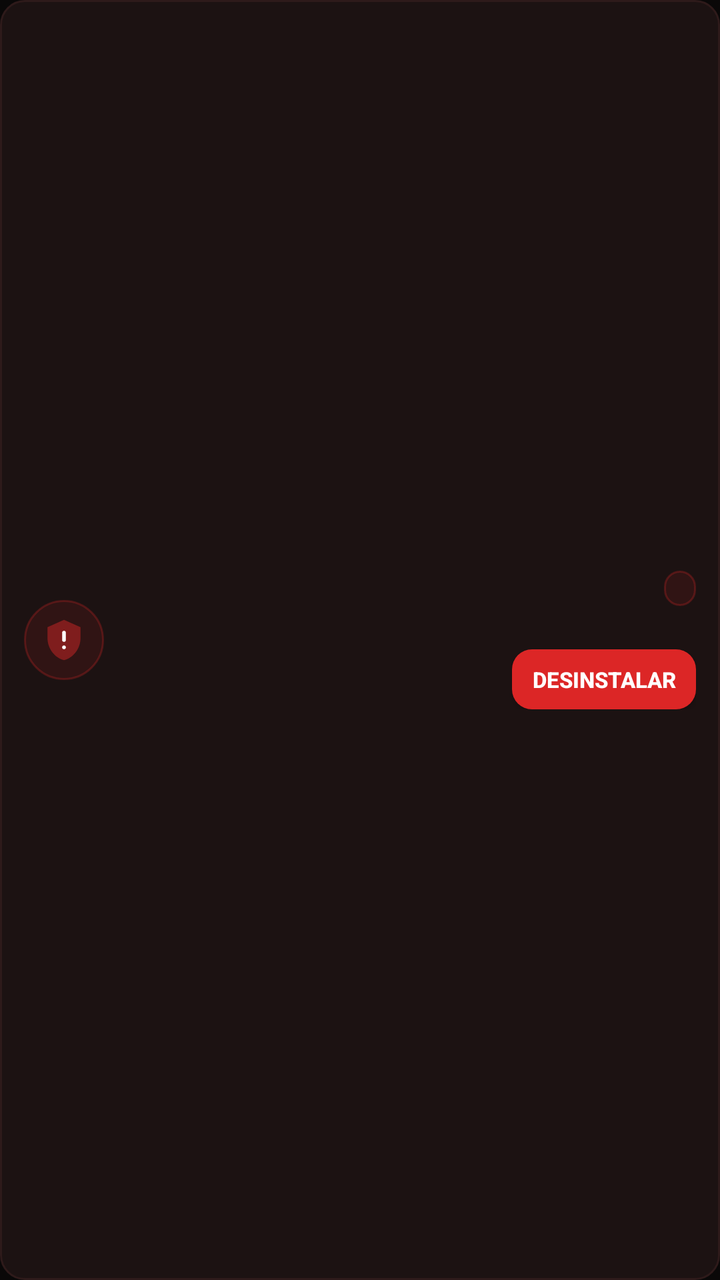
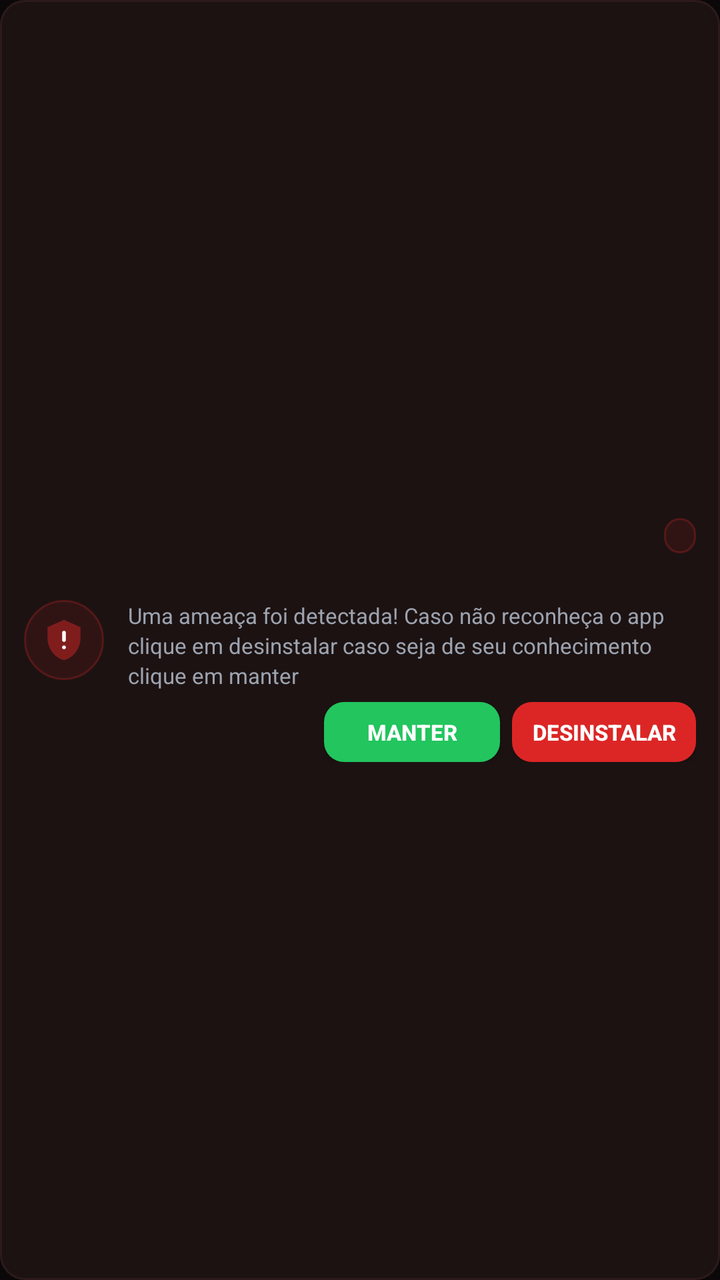

The first picture is an Android layout as it rendered before a commit; the second is the same layout after the commit. The layout source and the unified diff follow.
<!-- AndroidManifest.xml: application theme Theme.MAGuardian -->
<!-- res/layout/item_threat.xml -->
<?xml version="1.0" encoding="utf-8"?>
<LinearLayout xmlns:android="http://schemas.android.com/apk/res/android"
    xmlns:app="http://schemas.android.com/apk/res-auto"
    android:layout_width="match_parent"
    android:layout_height="wrap_content"
    android:orientation="horizontal"
    android:background="@drawable/card_background"
    android:padding="12dp"
    android:gravity="center_vertical"
    android:layout_marginBottom="8dp">

    
    <FrameLayout
        android:layout_width="40dp"
        android:layout_height="40dp"
        android:background="@drawable/badge_danger"
        android:layout_marginEnd="12dp">

        <ImageView
            android:layout_width="22dp"
            android:layout_height="22dp"
            android:layout_gravity="center"
            android:src="@drawable/ic_shield_alert"
            android:contentDescription="Ameaça" />
    </FrameLayout>

    
    <LinearLayout
        android:layout_width="0dp"
        android:layout_height="wrap_content"
        android:layout_weight="1"
        android:orientation="vertical">

        <LinearLayout
            android:layout_width="match_parent"
            android:layout_height="wrap_content"
            android:orientation="horizontal"
            android:gravity="center_vertical">

            <TextView
                android:id="@+id/tvThreatName"
                android:layout_width="0dp"
                android:layout_height="wrap_content"
                android:layout_weight="1"
                android:textColor="@color/text_primary"
                android:textSize="13sp"
                android:textStyle="bold"
                android:maxLines="1"
                android:ellipsize="end" />

            <TextView
                android:id="@+id/tvThreatSeverity"
                android:layout_width="wrap_content"
                android:layout_height="wrap_content"
                android:textColor="@color/danger"
                android:textSize="10sp"
                android:textStyle="bold"
                android:background="@drawable/badge_danger"
                android:paddingStart="8dp"
                android:paddingEnd="8dp"
                android:paddingTop="2dp"
                android:paddingBottom="2dp"
                android:layout_marginStart="6dp" />
        </LinearLayout>

        <TextView
            android:id="@+id/tvThreatPackage"
            android:layout_width="match_parent"
            android:layout_height="wrap_content"
            android:textColor="@color/text_muted"
            android:textSize="10sp"
            android:maxLines="1"
            android:ellipsize="end"
            android:layout_marginTop="2dp" />

        <LinearLayout
            android:layout_width="match_parent"
            android:layout_height="wrap_content"
            android:orientation="horizontal"
            android:gravity="center_vertical"
            android:layout_marginTop="6dp">

            <TextView
                android:id="@+id/tvThreatType"
                android:layout_width="0dp"
                android:layout_height="wrap_content"
                android:layout_weight="1"
                android:textColor="@color/text_secondary"
                android:textSize="10sp" />

            <Button
                android:id="@+id/btnUninstall"
                android:layout_width="wrap_content"
                android:layout_height="30dp"
                android:text="Desinstalar"
                android:textColor="@color/white"
                android:textStyle="bold"
                android:textSize="11sp"
                android:background="@drawable/btn_primary"
                app:backgroundTint="@null"
                android:paddingStart="10dp"
                android:paddingEnd="10dp" />
        </LinearLayout>
    </LinearLayout>

</LinearLayout>
<!-- resources referenced by this layout -->
<resources>
  <color name="danger">#DC2626</color>
  <color name="text_muted">#6B7280</color>
  <color name="text_primary">#E8E8E8</color>
  <color name="text_secondary">#9CA3AF</color>
  <color name="white">#FFFFFF</color>
  <!-- drawable badge_danger (drawable) -->
  <?xml version="1.0" encoding="utf-8"?>
  <shape xmlns:android="http://schemas.android.com/apk/res/android"
      android:shape="rectangle">
      <solid android:color="#1ADC2626" />
      <stroke android:width="1dp" android:color="#44DC2626" />
      <corners android:radius="20dp" />
  </shape>
  <!-- drawable btn_primary (drawable) -->
  <?xml version="1.0" encoding="utf-8"?>
  <shape xmlns:android="http://schemas.android.com/apk/res/android"
      android:shape="rectangle">
      <solid android:color="#DC2626" />
      <corners android:radius="10dp" />
  </shape>
  <!-- drawable card_background (drawable) -->
  <?xml version="1.0" encoding="utf-8"?>
  <shape xmlns:android="http://schemas.android.com/apk/res/android"
      android:shape="rectangle">
      <solid android:color="#1C1212" />
      <corners android:radius="12dp" />
      <stroke android:width="1dp" android:color="#2E1A1A" />
  </shape>
  <!-- drawable ic_shield_alert (drawable) -->
  <?xml version="1.0" encoding="utf-8"?>
  <vector xmlns:android="http://schemas.android.com/apk/res/android"
      android:width="24dp"
      android:height="24dp"
      android:viewportWidth="24"
      android:viewportHeight="24">
      <path
          android:fillColor="#7F1D1D"
          android:pathData="M12,1L3,5v6c0,5.55 3.84,10.74 9,12 5.16,-1.26 9,-6.45 9,-12V5L12,1z" />
      <path
          android:fillColor="#FFFFFF"
          android:pathData="M12,8v4M12,16h0.01"
          android:strokeColor="#FFFFFF"
          android:strokeWidth="2"
          android:strokeLineCap="round"
          android:strokeLineJoin="round" />
  </vector>
  <style name="Theme.MAGuardian" parent="Theme.MaterialComponents.DayNight.DarkActionBar">
          <item name="colorPrimary">@color/primary</item>
          <item name="colorPrimaryVariant">@color/primary_dark</item>
          <item name="colorOnPrimary">@color/white</item>
          <item name="colorSecondary">@color/gold</item>
          <item name="colorSecondaryVariant">@color/gold_dark</item>
          <item name="colorOnSecondary">@color/white</item>
          <item name="android:windowBackground">@color/background_dark</item>
          <item name="android:colorBackground">@color/background_dark</item>
          <item name="android:statusBarColor">@android:color/transparent</item>
          <item name="android:navigationBarColor">@android:color/transparent</item>
          <item name="android:enforceStatusBarContrast">false</item>
          <item name="android:enforceNavigationBarContrast">false</item>
          <item name="windowActionBar">false</item>
          <item name="windowNoTitle">true</item>
          
          <item name="materialButtonStyle">@style/Widget.AppCompat.Button</item>
          <item name="materialButtonOutlinedStyle">@style/Widget.AppCompat.Button</item>
      </style>
  <color name="primary">#DC2626</color>
  <color name="primary_dark">#B91C1C</color>
  <color name="gold">#F59E0B</color>
  <color name="gold_dark">#D97706</color>
  <color name="background_dark">#0A0808</color>
</resources>

<!-- the commit's change to res/layout/item_threat.xml (unified diff, before → after) -->
@@ -73,6 +73,15 @@
             android:ellipsize="end"
             android:layout_marginTop="2dp" />
 
+        <TextView
+            android:layout_width="match_parent"
+            android:layout_height="wrap_content"
+            android:layout_marginTop="8dp"
+            android:text="Uma ameaça foi detectada! Caso não reconheça o app clique em desinstalar caso seja de seu conhecimento clique em manter"
+            android:textColor="@color/text_secondary"
+            android:textSize="11sp"
+            android:lineSpacingExtra="2dp" />
+
         <LinearLayout
             android:layout_width="match_parent"
             android:layout_height="wrap_content"
@@ -87,6 +96,20 @@
                 android:layout_weight="1"
                 android:textColor="@color/text_secondary"
                 android:textSize="10sp" />
+
+            <Button
+                android:id="@+id/btnKeep"
+                android:layout_width="wrap_content"
+                android:layout_height="30dp"
+                android:layout_marginEnd="6dp"
+                android:text="Manter"
+                android:textColor="@color/white"
+                android:textStyle="bold"
+                android:textSize="11sp"
+                android:background="@drawable/btn_keep"
+                app:backgroundTint="@null"
+                android:paddingStart="10dp"
+                android:paddingEnd="10dp" />
 
             <Button
                 android:id="@+id/btnUninstall"
<!-- resource entries referenced after the edit -->
@@ -12,6 +12,13 @@
       <solid android:color="#1ADC2626" />
       <stroke android:width="1dp" android:color="#44DC2626" />
       <corners android:radius="20dp" />
+  </shape>
+  <!-- drawable btn_keep (drawable) -->
+  <?xml version="1.0" encoding="utf-8"?>
+  <shape xmlns:android="http://schemas.android.com/apk/res/android"
+      android:shape="rectangle">
+      <solid android:color="@color/success" />
+      <corners android:radius="10dp" />
   </shape>
   <!-- drawable btn_primary (drawable) -->
   <?xml version="1.0" encoding="utf-8"?>
@@ -65,6 +72,7 @@
           <item name="materialButtonStyle">@style/Widget.AppCompat.Button</item>
           <item name="materialButtonOutlinedStyle">@style/Widget.AppCompat.Button</item>
       </style>
+  <color name="success">#22C55E</color>
   <color name="primary">#DC2626</color>
   <color name="primary_dark">#B91C1C</color>
   <color name="gold">#F59E0B</color>
